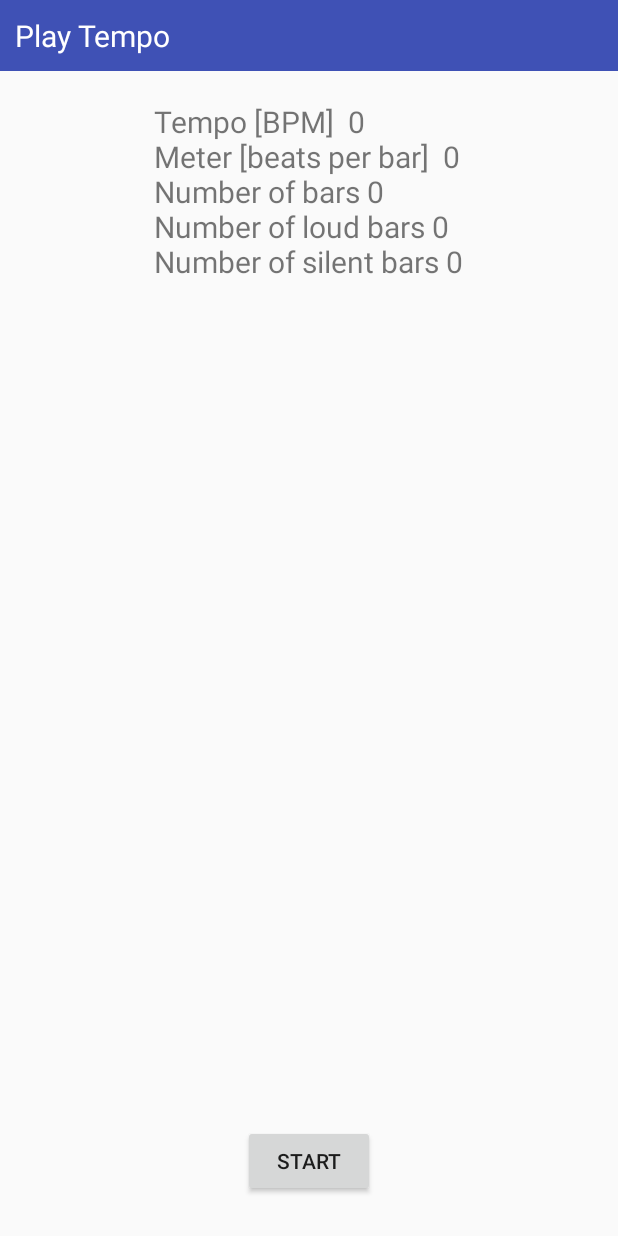
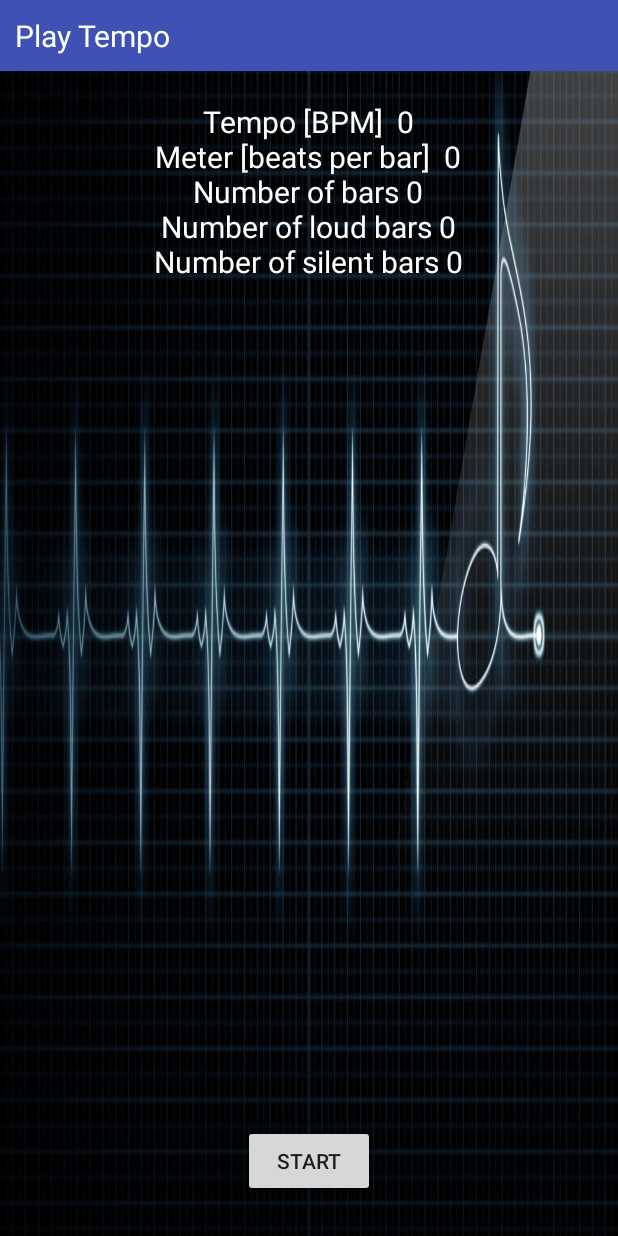
Before and after one commit to IreAlMar/PocketRhythmTrainer, an Android app: the PlayTempoActivity screen opened directly, with no data from a screen before it, on a phone screen of 412 x 824 dp. Run offline under Robolectric (Android 15) with nearby library versions, the light colour scheme and no system bars; 7 statements that could not run were skipped.

```diff
--- a/app/src/main/res/layout/activity_play_tempo.xml
+++ b/app/src/main/res/layout/activity_play_tempo.xml
@@ -6,6 +6,7 @@
     android:layout_height="match_parent"
     android:paddingBottom="@dimen/activity_vertical_margin"
     app:layout_behavior="@string/appbar_scrolling_view_behavior"
+    android:background="@drawable/beat_music"
     tools:context=".PlayTempoActivity">
 
     <TextView
@@ -24,6 +25,8 @@
         android:layout_margin="@dimen/margin_element"
         android:layout_below="@+id/play_tempo_title"
         android:layout_centerInParent="true"
+        android:gravity="center"
+        android:textColor="#FFFFFF"
         android:id="@+id/text_tempo"
         android:textSize="@dimen/font_size_element"
         android:padding="@dimen/margin_element"/>
```
